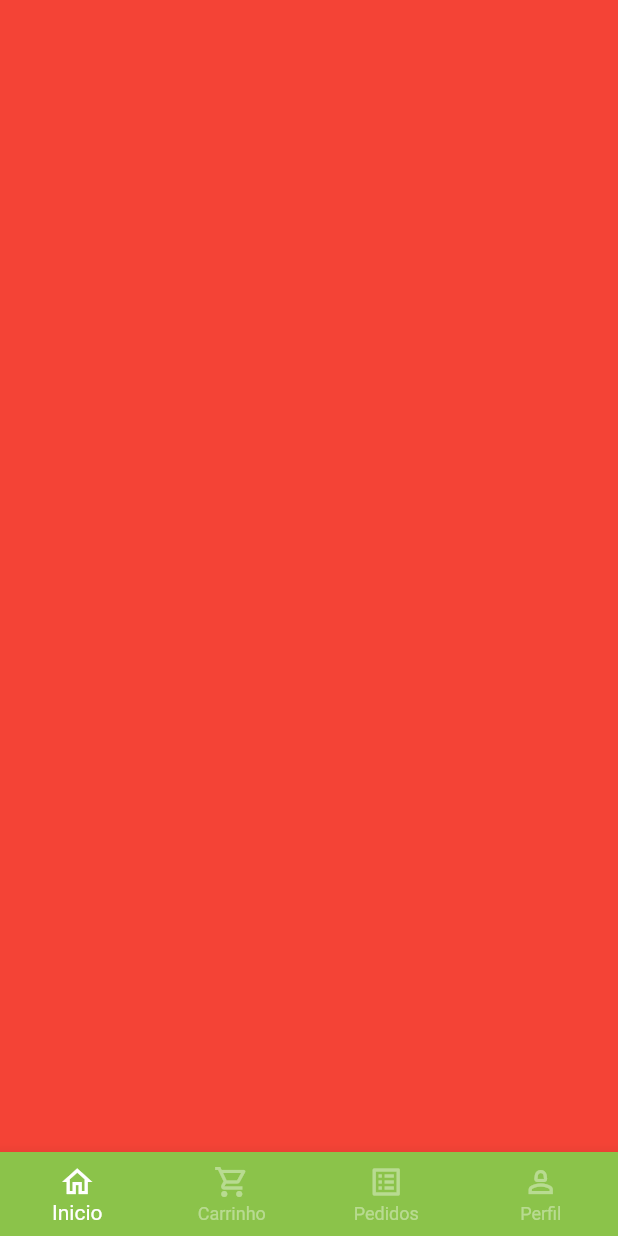
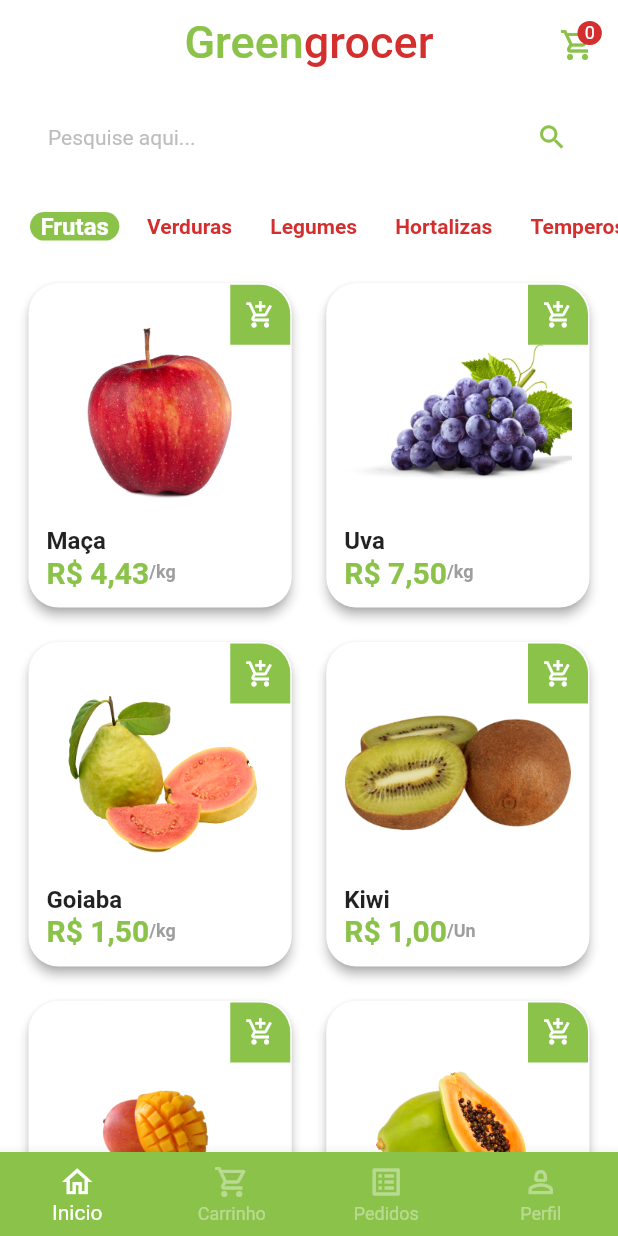
Before and after one commit to Raf-Alcides/greengrocer_mobile, a Flutter app: the BaseScreen screen opened directly, on a phone screen of 412 x 824 dp. Run offline on Flutter 3.47's test engine with Material 2 defaults, Android fonts, the phone set to English and light mode, and no system bars; our stand-ins replace animated_text_kit, flutter_screenutil, mask_text_input_formatter.

Commit message:
Tela home

```diff
--- /dev/null
+++ b/lib/app/core/app_data.dart
@@ -0,0 +1,66 @@
+import 'package:greengrocer_mobile/app/models/item_model.dart';
+
+final ItemModel apple = ItemModel(
+  itemName: 'Maça',
+  imgUrl: 'assets/images/apple.png',
+  unit: 'kg',
+  price: 4.43,
+  description: 'A melhor maça do mundo',
+);
+
+final ItemModel grape = ItemModel(
+  itemName: 'Uva',
+  imgUrl: 'assets/images/grape.png',
+  unit: 'kg',
+  price: 7.5,
+  description: 'A melhor Uva do mundo',
+);
+
+final ItemModel guava = ItemModel(
+  itemName: 'Goiaba',
+  imgUrl: 'assets/images/guava.png',
+  unit: 'kg',
+  price: 1.5,
+  description: 'A melhor Goiaba do mundo',
+);
+
+final ItemModel kiwi = ItemModel(
+  itemName: 'Kiwi',
+  imgUrl: 'assets/images/kiwi.png',
+  unit: 'Un',
+  price: 1,
+  description: 'O melhor Kiwi do mundo',
+);
+
+final ItemModel mango = ItemModel(
+  itemName: 'Manga',
+  imgUrl: 'assets/images/mango.png',
+  unit: 'kg',
+  price: 2.5,
+  description: 'A melhor Manga do mundo',
+);
+
+final ItemModel mamao = ItemModel(
+  itemName: 'Mamão Papaya',
+  imgUrl: 'assets/images/papaya.png',
+  unit: 'Un',
+  price: 3,
+  description: 'O melhor Mamão do mundo',
+);
+
+List<ItemModel> items = [
+  apple,
+  grape,
+  guava,
+  kiwi,
+  mango,
+  mamao,
+];
+
+List<String> categories = [
+    'Frutas',
+    'Verduras',
+    'Legumes',
+    'Hortalizas',
+    'Temperos',
+  ];
--- /dev/null
+++ b/lib/app/core/ui/services/utils_services.dart
@@ -0,0 +1,13 @@
+
+import 'package:intl/intl.dart';
+
+class UtilsServices {
+
+String priceToCurrent(double price) {
+  NumberFormat numberFormat =NumberFormat.simpleCurrency(locale: 'pt_BR');
+  return numberFormat.format(price);
+}
+
+
+
+}
--- a/lib/app/core/ui/ui_config.dart
+++ b/lib/app/core/ui/ui_config.dart
@@ -7,6 +7,7 @@ class UiConfig {
 
   static ThemeData get theme => ThemeData(
         primaryColor: const Color(0xff8bc34a),
+        scaffoldBackgroundColor: Colors.white.withAlpha(190),
         elevatedButtonTheme: const ElevatedButtonThemeData(
           style: ButtonStyle(
             backgroundColor: MaterialStatePropertyAll(
@@ -27,6 +28,11 @@ class UiConfig {
           backgroundColor:  const Color(0xff8bc34a),
           selectedItemColor: Colors.white,
           unselectedItemColor: Colors.white.withAlpha(100)
+        ),
+        appBarTheme: const AppBarTheme(
+          elevation: 0,
+          backgroundColor: Colors.transparent,
+          centerTitle: true
         )
       );
 }
--- /dev/null
+++ b/lib/app/models/item_model.dart
@@ -0,0 +1,15 @@
+class ItemModel {
+  final String itemName;
+  final String imgUrl;
+  final String unit;
+  final double price;
+  final String description;
+
+  ItemModel({
+    required this.itemName,
+    required this.imgUrl,
+    required this.unit,
+    required this.price,
+    required this.description,
+  });
+}
--- a/lib/app/auth/sign_in_screen.dart
+++ b/lib/app/pages/auth/sign_in_screen.dart
@@ -1,8 +1,8 @@
 import 'package:animated_text_kit/animated_text_kit.dart';
 import 'package:flutter/material.dart';
-import 'package:greengrocer_mobile/app/auth/sign_up_screen.dart';
-import 'package:greengrocer_mobile/app/base/base_screen.dart';
-import 'package:greengrocer_mobile/app/components/auth/custom_elevated_button.dart';
+import 'package:greengrocer_mobile/app/pages/auth/sign_up_screen.dart';
+import 'package:greengrocer_mobile/app/pages/base/base_screen.dart';
+import 'package:greengrocer_mobile/app/pages/components/auth/custom_elevated_button.dart';
 import 'package:greengrocer_mobile/app/core/ui/extension/size_screen_extension.dart';
 import 'package:greengrocer_mobile/app/core/ui/extension/theme_extension.dart';
 
@@ -60,6 +60,7 @@ class SignInScreen extends StatelessWidget {
                           FadeAnimatedText('Verduras'),
                           FadeAnimatedText('Legumes'),
                           FadeAnimatedText('Hotalizas'),
+                          FadeAnimatedText('Temperos'),
                         ],
                       ),
                     ),
--- a/lib/app/auth/sign_up_screen.dart
+++ b/lib/app/pages/auth/sign_up_screen.dart
@@ -1,5 +1,5 @@
 import 'package:flutter/material.dart';
-import 'package:greengrocer_mobile/app/components/auth/custom_text_field.dart';
+import 'package:greengrocer_mobile/app/pages/components/auth/custom_text_field.dart';
 import 'package:greengrocer_mobile/app/core/ui/extension/theme_extension.dart';
 import 'package:mask_text_input_formatter/mask_text_input_formatter.dart';
 
--- a/lib/app/base/base_screen.dart
+++ b/lib/app/pages/base/base_screen.dart
@@ -1,4 +1,6 @@
 import 'package:flutter/material.dart';
+
+import '../home/home_tab.dart';
 
 class BaseScreen extends StatefulWidget {
 const  BaseScreen({super.key});
@@ -18,9 +20,7 @@ class _BaseScreenState extends State<BaseScreen> {
         physics: const NeverScrollableScrollPhysics(),
         controller: pageController,
         children: [
-          Container(
-            color: Colors.red,
-          ),
+           const HomeTab(),
           Container(
             color: Colors.blue,
           ),
--- /dev/null
+++ b/lib/app/pages/components/home/card_tile.dart
@@ -0,0 +1,73 @@
+import 'package:flutter/material.dart';
+import 'package:greengrocer_mobile/app/core/ui/extension/theme_extension.dart';
+import 'package:greengrocer_mobile/app/core/ui/services/utils_services.dart';
+import 'package:greengrocer_mobile/app/models/item_model.dart';
+
+class CardTile extends StatelessWidget {
+  final ItemModel item;
+
+  CardTile({super.key, required this.item});
+
+  final UtilsServices utilsServices = UtilsServices();
+
+  @override
+  Widget build(BuildContext context) {
+    return Stack(
+      children: [
+        Card(
+          elevation: 3,
+          shadowColor: Colors.grey[500],
+          shape: RoundedRectangleBorder(borderRadius: BorderRadius.circular(20)),
+          child: Padding(
+            padding: const EdgeInsets.all(12),
+            child: Column(
+              crossAxisAlignment: CrossAxisAlignment.stretch,
+              children: [
+                Expanded(child: Image.asset(item.imgUrl)),
+                Text(
+                  item.itemName,
+                  style: const TextStyle(fontSize: 16, fontWeight: FontWeight.bold),
+                ),
+                Row(
+                  children: [
+                    Text(
+                     utilsServices.priceToCurrent(item.price) ,
+                      style: TextStyle(
+                        fontSize: 20,
+                        fontWeight: FontWeight.bold,
+                        color: context.primaryColor,
+                      ),
+                    ),
+                    Text(
+                      '/${item.unit}',
+                      style: TextStyle(
+                          color: Colors.grey[500],
+                          fontSize: 12,
+                          fontWeight: FontWeight.bold),
+                    ),
+                  ],
+                )
+              ],
+            ),
+          ),
+        ),
+
+        Positioned(
+          top: 5,
+          right: 5,
+          child: GestureDetector(
+            onTap: () {},
+            child: Container(
+              height: 40,
+              width: 40,
+              decoration: BoxDecoration(
+                color: context.primaryColor,
+                borderRadius: const BorderRadius.only(topRight: Radius.circular(20))
+              ),
+              child: const Icon(Icons.add_shopping_cart_outlined, color: Colors.white, size: 20,),
+            ),
+          ))
+      ],
+    );
+  }
+}
--- /dev/null
+++ b/lib/app/pages/components/home/category_tile.dart
@@ -0,0 +1,39 @@
+import 'package:flutter/material.dart';
+import 'package:greengrocer_mobile/app/core/ui/extension/theme_extension.dart';
+
+class CategoryTile extends StatelessWidget {
+  final String category;
+  final bool isSelected;
+  final VoidCallback onTap;
+
+  const CategoryTile({
+    super.key,
+    required this.category,
+    required this.isSelected,
+    required this.onTap,
+  });
+
+  @override
+  Widget build(BuildContext context) {
+    return GestureDetector(
+      onTap: onTap,
+      child: Align(
+        alignment: Alignment.center,
+        child: Container(
+          padding: const EdgeInsets.symmetric(horizontal: 7),
+          decoration: BoxDecoration(
+            color: isSelected ? context.primaryColor : Colors.transparent,
+            borderRadius: BorderRadius.circular(10),
+          ),
+          child: Text(
+            category,
+            style: TextStyle(
+                color: isSelected ? Colors.white : Colors.red[700],
+                fontWeight: FontWeight.bold,
+                fontSize: isSelected ? 16 : 14),
+          ),
+        ),
+      ),
+    );
+  }
+}
--- /dev/null
+++ b/lib/app/pages/home/home_tab.dart
@@ -0,0 +1,116 @@
+import 'package:flutter/material.dart';
+import 'package:greengrocer_mobile/app/core/ui/extension/size_screen_extension.dart';
+import 'package:greengrocer_mobile/app/core/ui/extension/theme_extension.dart';
+
+import '../../core/app_data.dart' as app_data;
+import '../components/home/card_tile.dart';
+import '../components/home/category_tile.dart';
+
+class HomeTab extends StatefulWidget {
+  const HomeTab({super.key});
+
+  @override
+  State<HomeTab> createState() => _HomeTabState();
+}
+
+class _HomeTabState extends State<HomeTab> {
+  String selectedCategory = 'Frutas';
+
+  @override
+  Widget build(BuildContext context) {
+    return Scaffold(
+      appBar: AppBar(
+        title: Text.rich(
+          TextSpan(
+            style: const TextStyle(fontSize: 30),
+            children: [
+              TextSpan(
+                text: 'Green',
+                style: TextStyle(color: context.primaryColor),
+              ),
+              TextSpan(
+                text: 'grocer',
+                style: TextStyle(color: Colors.red[700]),
+              ),
+            ],
+          ),
+        ),
+        actions: [
+          Padding(
+            padding: const EdgeInsets.only(top: 18, right: 15),
+            child: GestureDetector(
+              onTap: () {},
+              child: Badge(
+                label: const Text(
+                  '0',
+                  style: TextStyle(fontSize: 12),
+                ),
+                child: Icon(Icons.shopping_cart_outlined,
+                    color: context.primaryColor),
+              ),
+            ),
+          ),
+        ],
+      ),
+      body: Column(
+        children: [
+          Padding(
+            padding: const EdgeInsets.symmetric(horizontal: 20, vertical: 10),
+            child: TextFormField(
+              decoration: InputDecoration(
+                  filled: true,
+                  fillColor: Colors.white,
+                  isDense: true,
+                  hintText: 'Pesquise aqui...',
+                  hintStyle: TextStyle(color: Colors.grey[400], fontSize: 14),
+                  suffixIcon: const Icon(Icons.search_outlined, size: 21),
+                  border: OutlineInputBorder(
+                      borderRadius: BorderRadius.circular(18),
+                      borderSide:
+                          const BorderSide(style: BorderStyle.none, width: 0))),
+            ),
+          ),
+          Container(
+            padding: const EdgeInsets.only(left: 20),
+            height: 40.h,
+            child: ListView.separated(
+              scrollDirection: Axis.horizontal,
+              itemBuilder: (_, index) => CategoryTile(
+                onTap: () {
+                  setState(() {
+                    selectedCategory = app_data.categories[index];
+                  });
+                },
+                category: app_data.categories[index],
+                isSelected: app_data.categories[index] == selectedCategory,
+              ),
+              separatorBuilder: (_, index) => SizedBox(
+                width: 10.w,
+              ),
+              itemCount: app_data.categories.length,
+            ),
+          ),
+          Expanded(
+            child: GridView.builder(
+              physics: const BouncingScrollPhysics(),
+              padding: const EdgeInsets.symmetric(
+                horizontal: 15,
+                vertical: 10,
+              ),
+              gridDelegate: const SliverGridDelegateWithFixedCrossAxisCount(
+                crossAxisCount: 2,
+                mainAxisSpacing: 15,
+                crossAxisSpacing: 15,
+                childAspectRatio: 9 / 11
+              ),
+              itemCount: app_data.items.length,
+              itemBuilder: (_, index) => CardTile(
+                item: app_data.items[index],
+              )
+            ),
+          ),
+        ],
+      ),
+    );
+  }
+}
--- a/lib/main.dart
+++ b/lib/main.dart
@@ -1,6 +1,6 @@
 import 'package:flutter/material.dart';
 import 'package:flutter_screenutil/flutter_screenutil.dart';
-import 'package:greengrocer_mobile/app/auth/sign_in_screen.dart';
+import 'package:greengrocer_mobile/app/pages/auth/sign_in_screen.dart';
 import 'package:greengrocer_mobile/app/core/ui/ui_config.dart';
 void main() {
   runApp(const MyApp());
--- a/pubspec.yaml
+++ b/pubspec.yaml
@@ -38,6 +38,7 @@ dependencies:
   flutter_screenutil: ^5.8.4
   animated_text_kit: ^4.2.2
   mask_text_input_formatter: ^2.5.0
+  intl: ^0.18.1
 
 dev_dependencies:
   flutter_test:
@@ -62,8 +63,8 @@ flutter:
   uses-material-design: true
 
   # To add assets to your application, add an assets section, like this:
-  # assets:
-  #   - images/a_dot_burr.jpeg
+  assets:
+    - assets/images/
   #   - images/a_dot_ham.jpeg
 
   # An image asset can refer to one or more resolution-specific "variants", see
```
Also changed, not shown: assets/images/apple.png (added), assets/images/grape.png (added), assets/images/guava.png (added), assets/images/kiwi.png (added), assets/images/mango.png (added), assets/images/papaya.png (added), lib/app/pages/components/auth/custom_elevated_button.dart (renamed from lib/app/components/auth/custom_elevated_button.dart), lib/app/pages/components/auth/custom_text_field.dart (renamed from lib/app/components/auth/custom_text_field.dart), pubspec.lock.
